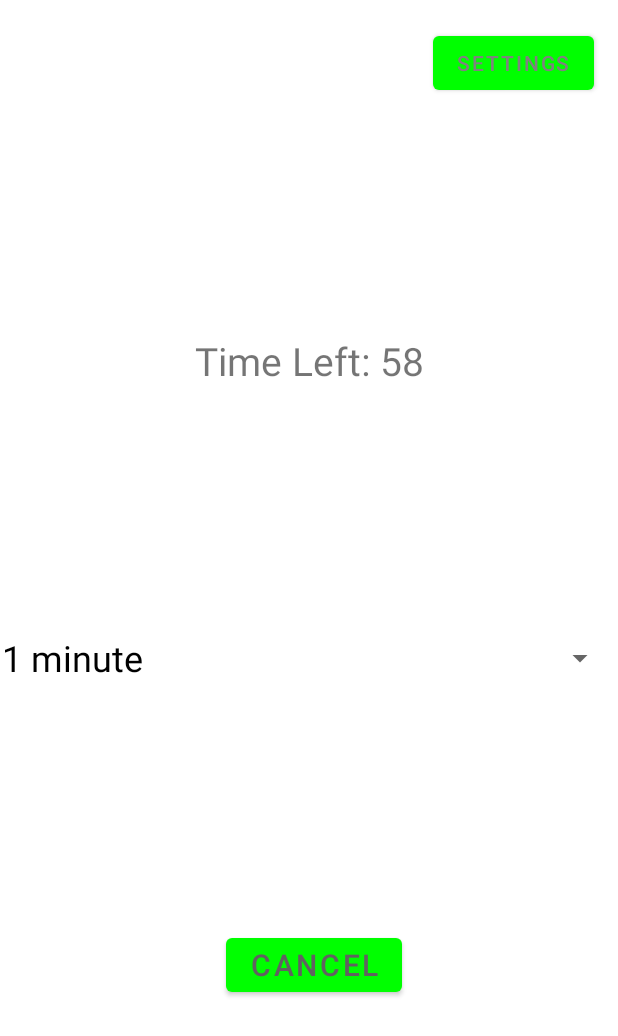
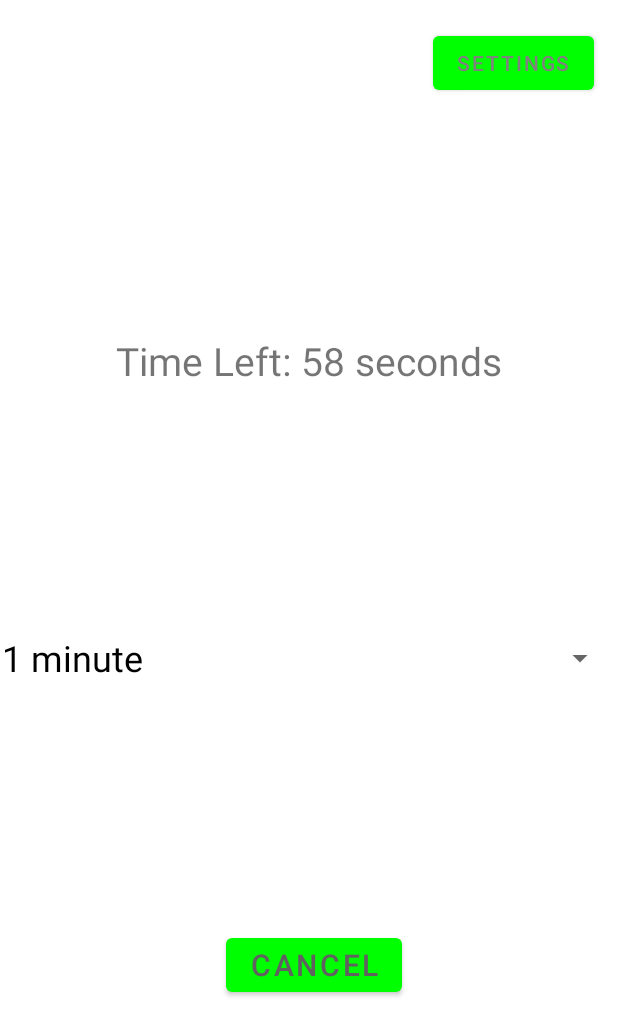
Before and after one commit to wilsonnexus/Concentration-Assistant-Android-RaspberryPi, an Android app: the screen it shows after launch (MainActivity), after a tap on "BLOCK", on a phone screen of 412 x 824 dp. Shown: the top 1036 px of the screen. Run offline under Robolectric (Android 15) with nearby library versions, the phone set to English and light mode, and no system bars; libraries missing offline, so code that uses them is left out: info.mqtt.android, org.eclipse.paho; 9 statements that could not run were skipped.

Commit message:
Fixed Pomodoro Technique and Time View

```diff
--- a/Android/MQTTClient/app/src/main/java/com/example/myapplication/MainActivity.java
+++ b/Android/MQTTClient/app/src/main/java/com/example/myapplication/MainActivity.java
@@ -5,6 +5,7 @@ import android.content.ComponentName;
 import android.os.Bundle;
 
 import androidx.appcompat.app.AppCompatActivity;
+import androidx.fragment.app.Fragment;
 import androidx.navigation.NavController;
 import androidx.navigation.Navigation;
 
@@ -14,14 +15,13 @@ public class MainActivity extends AppCompatActivity {
     private DevicePolicyManager devicePolicyManager;
     private ComponentName componentName;
 
-    private boolean overdrive = true;
-
 
     // Allowlist one app
     private static final String KIOSK_PACKAGE = "com.example.myapplication";
     private static final String[] APP_PACKAGES = {KIOSK_PACKAGE};
     private boolean backButtonEnabled = true;
 
+    private boolean overdrive = true;
     private boolean mIsLocked = false;
     // Fix phone back button going to Settings in the Home fragment
     // Create current frame indicators
@@ -49,6 +49,8 @@ public class MainActivity extends AppCompatActivity {
             }
         }
     }
+
+
     // Fix phone back button going to Settings in the Home fragment
     // We are in the Settings fragment
     public void setCurrentFragmentSettings() {
@@ -84,6 +86,19 @@ public class MainActivity extends AppCompatActivity {
         return true;
     }
 
+
+
+
+    public void startLock() {
+        startLockTask();
+    }
+    public void stopLock() {
+        stopLockTask();
+    }
+
+    public boolean getOverdrive() {
+        return overdrive;
+    }
     // Modes
     public void startPomodoroTimer() {
         // Implement the Pomodoro timer logic
@@ -98,12 +113,4 @@ public class MainActivity extends AppCompatActivity {
 
     }
 
-
-    public void startLock() {
-        startLockTask();
-    }
-    public void stopLock() {
-        stopLockTask();
-    }
-
 }
--- a/Android/MQTTClient/app/src/main/java/com/example/myapplication/MainFragment.java
+++ b/Android/MQTTClient/app/src/main/java/com/example/myapplication/MainFragment.java
@@ -39,7 +39,6 @@ public class MainFragment extends Fragment implements View.OnClickListener {
     private ComponentName componentName;
     MqttHelper mqttHelper;
     TextView dataReceived;
-    private boolean overdrive = true;
     private boolean mIsLocked = false;
     // Allowlist one app
     private static final String KIOSK_PACKAGE = "com.example.myapplication";
@@ -122,7 +121,7 @@ public class MainFragment extends Fragment implements View.OnClickListener {
     @Override
     public void onClick(View view) {
         if (view == disable) {
-            if (!overdrive) {
+            if (!((MainActivity) requireActivity()).getOverdrive()) {
                 pomodoroTechnique();
             }
             else {
@@ -151,18 +150,8 @@ public class MainFragment extends Fragment implements View.OnClickListener {
             int delayDuration = Integer.parseInt(durationSpinner.getSelectedItem().toString().replaceAll("[^\\d.]", "")) * 60000;
 
             // Update a TextView to show the time remaining
-            // (optional)
             // Execute first action when timer is done
-            disable.setText("Cancel");
-            boolean active = devicePolicyManager.isAdminActive(componentName);
-            if (true) {
-                //devicePolicyManager.lockNow();
-                //disableBackButton();
-                ((MainActivity) requireActivity()).startLock();
-                //startLockTask();
-                mIsLocked = true;
-
-            }
+            lockApp();
 
             // Create a new timer for 5 seconds (adjust as desired)
             timer = new CountDownTimer(delayDuration, 1000) {
@@ -170,7 +159,7 @@ public class MainFragment extends Fragment implements View.OnClickListener {
                     // Update a TextView to show the time remaining
                     // (optional)
                     long remainingTime = millisUntilFinished / 1000;
-                    remainingTimeTextView.setText("Time Left: " + remainingTime);
+                    remainingTimeTextView.setText("Time Left: " + timeToString(remainingTime));
                 }
 
                 public void onFinish() {
@@ -216,34 +205,48 @@ public class MainFragment extends Fragment implements View.OnClickListener {
 
             // Lock the app (blocking)
             lockApp();
+            if (workDuration / 60000 <= 5) {
+                // Create a new timer for 5 seconds (adjust as desired)
+                timer = new CountDownTimer(workDuration, 1000) {
+                    public void onTick(long millisUntilFinished) {
+                        // Update a TextView to show the time remaining
+                        // (optional)
+                        long remainingTime = millisUntilFinished / 1000;
+                        remainingTimeTextView.setText("Time Left: " + timeToString(remainingTime));
+                    }
 
+                    public void onFinish() {
+                        // Execute second action when timer is done
+                        disable.setText("Disable");
+                        ((MainActivity) requireActivity()).stopLock();
+                        //stopLockTask();
+                        mIsLocked = false;
+                        remainingTimeTextView.setText("");
+                    }
+                };
+            } else {
                 // Create a new timer for the work period
                 timer = new CountDownTimer(workDuration, 1000) {
                     public void onTick(long millisUntilFinished) {
                         long remainingTime = millisUntilFinished / 1000;
-                    remainingTimeTextView.setText("Work Time Left: " + remainingTime);
+                        remainingTimeTextView.setText("Time Left: " + timeToString(remainingTime));
+                        if(remainingTime / 60 % 5 == 0 && mIsLocked && remainingTime != 0) {
+                            unlockApp();
                         }
-
+                        else if(remainingTime / 60 % 5 == 0 && !mIsLocked && remainingTime != 0) {
+                            lockApp();
+                        }
+                    }
                     public void onFinish() {
-                    // Unlock the app (unblocking)
-                    unlockApp();
-
-                    // Create a new timer for the break period
-                    timer = new CountDownTimer(breakDuration, 1000) {
-                        public void onTick(long millisUntilFinished) {
-                            long remainingTime = millisUntilFinished / 1000;
-                            remainingTimeTextView.setText("Break Time Left: " + remainingTime);
-                        }
-
-                        public void onFinish() {
-                            // Re-lock the app (blocking) and restart the work timer
-                            lockApp();
-                            timer.start();
+                        // Execute second action when timer is done
+                        disable.setText("Disable");
+                        ((MainActivity) requireActivity()).stopLock();
+                        //stopLockTask();
+                        mIsLocked = false;
+                        remainingTimeTextView.setText("");
                     }
                 };
-                    timer.start(); // Start the break timer
             }
-            };
             timer.start(); // Start the work timer
         } else {
             // Second click
@@ -253,6 +256,27 @@ public class MainFragment extends Fragment implements View.OnClickListener {
         }
     }
 
+    private String timeToString(long seconds) {
+        long hours = seconds / 3600;
+        long minutes = (seconds % 3600) / 60;
+        long remainingSeconds = seconds % 60;
+
+        String timeResult = "";
+
+        if (hours > 0) {
+            timeResult += hours + ((hours == 1) ? " hour " : " hours ");
+        }
+
+        if (minutes > 0) {
+            timeResult += minutes + ((minutes == 1) ? " minute " : " minutes ");
+        }
+
+        if (remainingSeconds > 0) {
+            timeResult += remainingSeconds + ((remainingSeconds == 1) ? " second" : " seconds");
+        }
+
+        return timeResult.trim();
+    }
     private void lockApp() {
         disable.setText("Cancel");
         boolean active = devicePolicyManager.isAdminActive(componentName);
@@ -288,6 +312,8 @@ public class MainFragment extends Fragment implements View.OnClickListener {
     }
 
 
+
+
     // Start MQTT Client Code
     public void startMqtt(){
         mqttHelper = new MqttHelper(requireContext().getApplicationContext());
```
Also changed, not shown: Android/MQTTClient/app/src/main/java/com/example/myapplication/SecondFragment.java (+18 -2 lines). Lines whose indentation alone changed are shown as unchanged.
